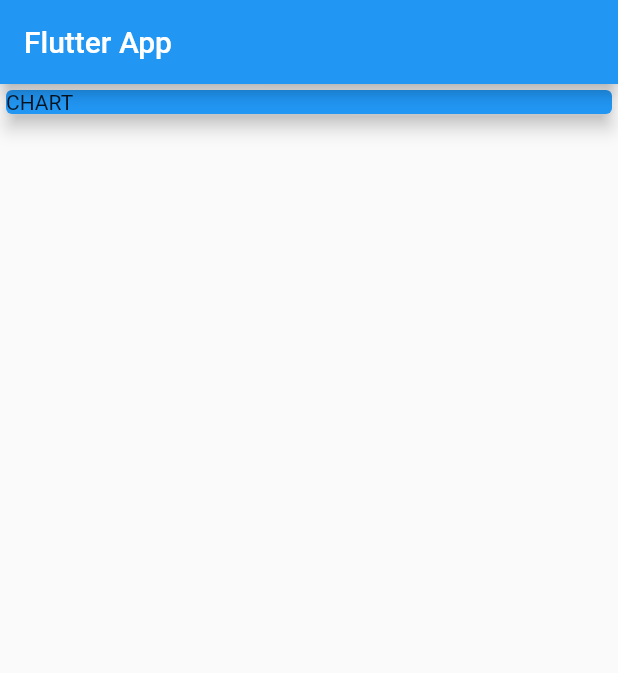
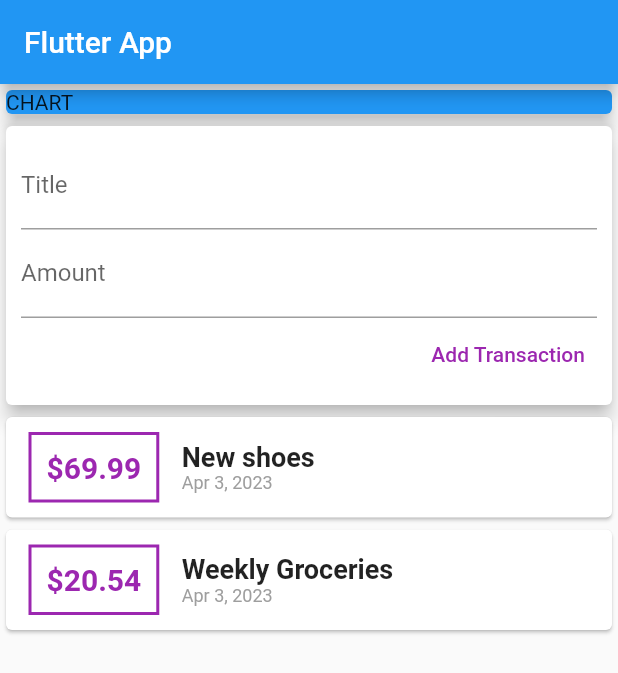
Before and after one commit to Ozurumba007/personal-expenses-app, a Flutter app: the screen it shows after launch, on a phone screen of 412 x 824 dp. Shown: the top 673 px of the screen. Run offline on Flutter 3.47's test engine with Material 2 defaults, Android fonts, the phone set to English and light mode, and no system bars.

Commit message:
added UserTransaction to the main.dart

```diff
--- a/lib/main.dart
+++ b/lib/main.dart
@@ -1,6 +1,7 @@
 // ignore_for_file: prefer_const_constructors, prefer_const_literals_to_create_immutables
 
 import 'package:flutter/material.dart';
+import 'package:personal_expenses_app/widgets/user_transaction.dart';
 
 import 'models/transcation.dart';
 
@@ -48,6 +49,7 @@ class MyHomePage extends StatelessWidget {
                 elevation: 5,
               ),
             ),
+            UserTransaction(),
           ],
         ),
       ),
--- a/lib/widgets/user_transaction.dart
+++ b/lib/widgets/user_transaction.dart
@@ -33,6 +33,9 @@ class _UserTransactionState extends State<UserTransaction> {
       date: DateTime.now(),
       id: DateTime.now().toString(),
     );
+    setState(() {
+      _userTransactions.add(newTx);
+    });
   }
 
   @override
```
